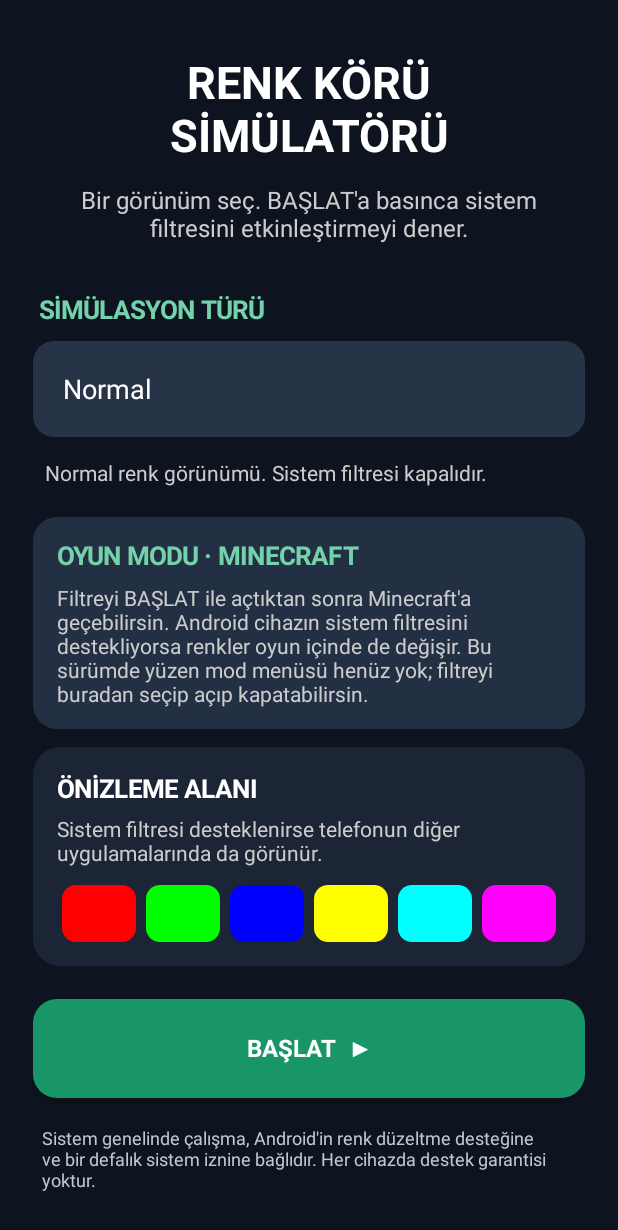
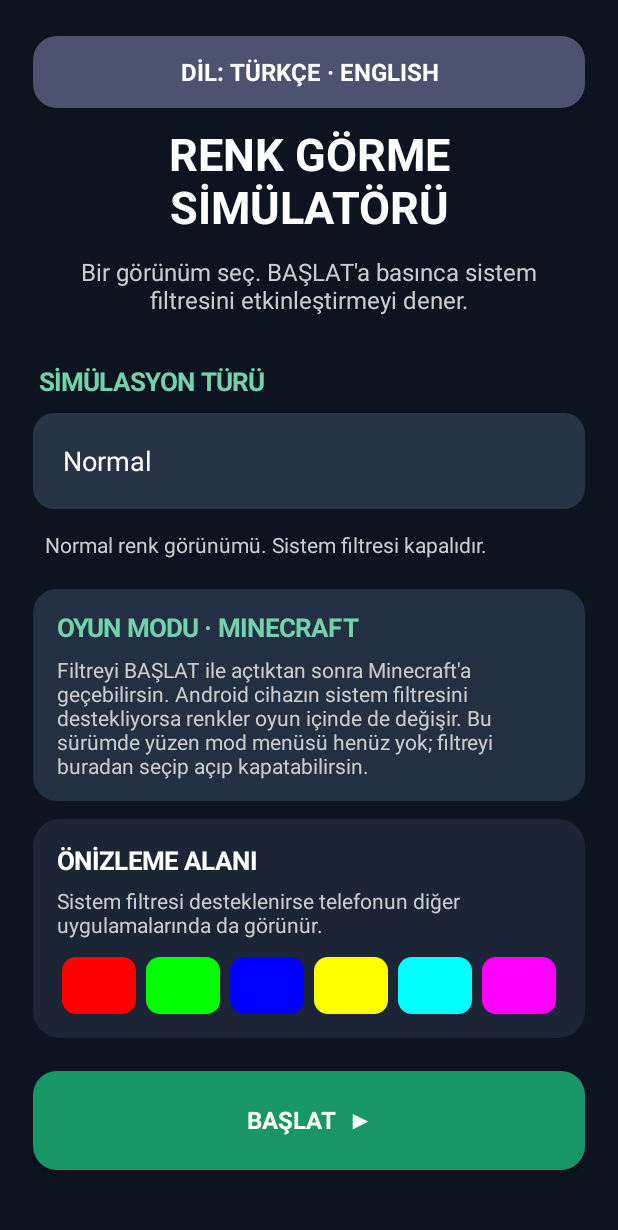
Before and after one commit to ayazyt4146/ColorVisionSimulator, an Android app: the screen it shows after launch (MainActivity), on a phone screen of 412 x 824 dp. Shown: the top 1230 px of the screen. Run offline under Robolectric (Android 15) with nearby library versions, the phone set to English and light mode, and no system bars.

Commit message:
Add Turkish and English language switch

```diff
--- a/app/src/main/java/com/ayazyt4146/colorvisionsimulator/MainActivity.java
+++ b/app/src/main/java/com/ayazyt4146/colorvisionsimulator/MainActivity.java
@@ -33,9 +33,13 @@ public class MainActivity extends Activity {
     };
     private int selected = 0;
     private Spinner modeSpinner;
+    private boolean english = false;
+    private final String[] modesEn = {"Normal","Protanopia (red deficiency)","Protanomaly (reduced red sensitivity)","Deuteranopia (green deficiency)","Deuteranomaly (reduced green sensitivity)","Tritanopia (blue deficiency)","Tritanomaly (reduced blue sensitivity)","Achromatopsia (complete color blindness)","Achromatomaly (limited color vision)"};
+    private final String[] descriptionsEn = {"Normal color appearance. System filter is off.","Protanopia: red-sensitive cone cells are absent; red-green distinction may be difficult.","Protanomaly: reduced sensitivity to red.","Deuteranopia: green-sensitive cone cells are absent; red-green distinction may be difficult.","Deuteranomaly: reduced sensitivity to green.","Tritanopia: blue-sensitive cone cells are absent; blue-yellow distinction may be affected.","Tritanomaly: reduced sensitivity to blue.","Achromatopsia: color perception is absent or extremely limited; grayscale is an approximation.","Achromatomaly: color perception is significantly reduced; this is an approximate preview."};
 
     @Override public void onCreate(Bundle state) {
         super.onCreate(state);
+        english = getSharedPreferences("app_settings", MODE_PRIVATE).getBoolean("english", false);
         showMenu();
     }
 
@@ -83,22 +87,25 @@ public class MainActivity extends Activity {
         LinearLayout content = new LinearLayout(this);
         content.setOrientation(LinearLayout.VERTICAL);
 
-        TextView title = text("RENK KÖRÜ\nSİMÜLATÖRÜ", 30, Color.WHITE, true);
+        Button language = button(english ? "LANGUAGE: ENGLISH · TÜRKÇE" : "DİL: TÜRKÇE · ENGLISH", Color.rgb(75,83,112));
+        content.addView(language, new LinearLayout.LayoutParams(-1, dp(48)));
+        language.setOnClickListener(v -> { english = !english; getSharedPreferences("app_settings", MODE_PRIVATE).edit().putBoolean("english", english).apply(); showMenu(); });
+        TextView title = text(english ? "COLOR VISION\nSIMULATOR" : "RENK GÖRME\nSİMÜLATÖRÜ", 30, Color.WHITE, true);
         title.setGravity(Gravity.CENTER);
         title.setPadding(0, dp(10), 0, dp(12));
         content.addView(title, new LinearLayout.LayoutParams(-1, -2));
 
-        TextView subtitle = text("Bir görünüm seç. BAŞLAT'a basınca sistem filtresini etkinleştirmeyi dener.", 16, Color.LTGRAY, false);
+        TextView subtitle = text(english ? "Choose a mode. START will try to enable the system-wide filter." : "Bir görünüm seç. BAŞLAT'a basınca sistem filtresini etkinleştirmeyi dener.", 16, Color.LTGRAY, false);
         subtitle.setGravity(Gravity.CENTER);
         subtitle.setPadding(dp(8), 0, dp(8), dp(24));
         content.addView(subtitle);
 
-        TextView section = text("SİMÜLASYON TÜRÜ", 17, Color.rgb(116, 210, 170), true);
+        TextView section = text(english ? "SIMULATION MODE" : "SİMÜLASYON TÜRÜ", 17, Color.rgb(116, 210, 170), true);
         section.setPadding(dp(4), dp(8), 0, dp(10));
         content.addView(section);
 
         modeSpinner = new Spinner(this);
-        ArrayAdapter<String> adapter = new ArrayAdapter<String>(this, android.R.layout.simple_spinner_item, modes) {
+        ArrayAdapter<String> adapter = new ArrayAdapter<String>(this, android.R.layout.simple_spinner_item, english ? modesEn : modes) {
             @Override public View getView(int position, View convertView, android.view.ViewGroup parent) {
                 TextView v = (TextView) super.getView(position, convertView, parent);
                 v.setTextColor(Color.WHITE);
@@ -120,12 +127,12 @@ public class MainActivity extends Activity {
         modeSpinner.setPadding(dp(8), dp(6), dp(8), dp(6));
         content.addView(modeSpinner, new LinearLayout.LayoutParams(-1, dp(64)));
 
-        TextView info = text(modeDescriptions[0], 14, Color.LTGRAY, false);
+        TextView info = text((english ? descriptionsEn : modeDescriptions)[0], 14, Color.LTGRAY, false);
         info.setPadding(dp(8), dp(14), dp(8), dp(20));
         content.addView(info);
         modeSpinner.setOnItemSelectedListener(new android.widget.AdapterView.OnItemSelectedListener() {
             @Override public void onItemSelected(android.widget.AdapterView<?> parent, View view, int position, long id) {
-                info.setText(modeDescriptions[position]);
+                info.setText((english ? descriptionsEn : modeDescriptions)[position]);
             }
             @Override public void onNothingSelected(android.widget.AdapterView<?> parent) {}
         });
@@ -134,8 +141,8 @@ public class MainActivity extends Activity {
         gameCard.setOrientation(LinearLayout.VERTICAL);
         gameCard.setPadding(dp(16), dp(14), dp(16), dp(14));
         gameCard.setBackground(shape(Color.rgb(35, 48, 68), 16));
-        gameCard.addView(text("OYUN MODU · MINECRAFT", 17, Color.rgb(116, 210, 170), true));
-        TextView gameInfo = text("Filtreyi BAŞLAT ile açtıktan sonra Minecraft'a geçebilirsin. Android cihazın sistem filtresini destekliyorsa renkler oyun içinde de değişir. Bu sürümde yüzen mod menüsü henüz yok; filtreyi buradan seçip açıp kapatabilirsin.", 14, Color.LTGRAY, false);
+        gameCard.addView(text(english ? "GAME MODE · MINECRAFT" : "OYUN MODU · MINECRAFT", 17, Color.rgb(116, 210, 170), true));
+        TextView gameInfo = text(english ? "Enable the filter, then open Minecraft. If Android supports the system daltonizer, the effect can remain active in-game. A floating in-game menu is not included in this build." : "Filtreyi BAŞLAT ile açtıktan sonra Minecraft'a geçebilirsin. Android cihazın sistem filtresini destekliyorsa renkler oyun içinde de değişir. Bu sürümde yüzen mod menüsü henüz yok; filtreyi buradan seçip açıp kapatabilirsin.", 14, Color.LTGRAY, false);
         gameInfo.setPadding(0, dp(7), 0, 0);
         gameCard.addView(gameInfo);
         LinearLayout.LayoutParams gameParams = new LinearLayout.LayoutParams(-1, -2);
@@ -146,9 +153,9 @@ public class MainActivity extends Activity {
         sample.setOrientation(LinearLayout.VERTICAL);
         sample.setPadding(dp(16), dp(16), dp(16), dp(16));
         sample.setBackground(shape(Color.rgb(27, 37, 54), 18));
-        TextView sampleTitle = text("ÖNİZLEME ALANI", 17, Color.WHITE, true);
+        TextView sampleTitle = text(english ? "COLOR PREVIEW" : "ÖNİZLEME ALANI", 17, Color.WHITE, true);
         sample.addView(sampleTitle);
-        TextView sampleDesc = text("Sistem filtresi desteklenirse telefonun diğer uygulamalarında da görünür.", 14, Color.LTGRAY, false);
+        TextView sampleDesc = text(english ? "If supported, the system filter also affects other apps." : "Sistem filtresi desteklenirse telefonun diğer uygulamalarında da görünür.", 14, Color.LTGRAY, false);
         sampleDesc.setPadding(0, dp(6), 0, dp(12));
         sample.addView(sampleDesc);
         LinearLayout swatches = new LinearLayout(this);
@@ -163,7 +170,7 @@ public class MainActivity extends Activity {
         sample.addView(swatches);
         content.addView(sample);
 
-        Button start = button("BAŞLAT  ▶", Color.rgb(25, 150, 103));
+        Button start = button(english ? "START  ▶" : "BAŞLAT  ▶", Color.rgb(25, 150, 103));
         LinearLayout.LayoutParams bp = new LinearLayout.LayoutParams(-1, dp(66));
         bp.setMargins(0, dp(22), 0, dp(10));
         content.addView(start, bp);
@@ -173,7 +180,7 @@ public class MainActivity extends Activity {
         });
 
         if (getSharedPreferences(PREFS, MODE_PRIVATE).getBoolean("active", false)) {
-            Button restore = button("SİSTEM FİLTRESİNİ KAPAT", Color.rgb(180, 65, 72));
+            Button restore = button(english ? "TURN OFF SYSTEM FILTER" : "SİSTEM FİLTRESİNİ KAPAT", Color.rgb(180, 65, 72));
             LinearLayout.LayoutParams restoreParams = new LinearLayout.LayoutParams(-1, dp(60));
             restoreParams.setMargins(0, dp(8), 0, dp(8));
             content.addView(restore, restoreParams);
@@ -183,7 +190,7 @@ public class MainActivity extends Activity {
             });
         }
 
-        TextView limitation = text("Sistem genelinde çalışma, Android'in renk düzeltme desteğine ve bir defalık sistem iznine bağlıdır. Her cihazda destek garantisi yoktur.", 12, Color.rgb(190, 199, 211), false);
+        TextView limitation = text(english ? "System-wide operation depends on Android color-correction support and a one-time permission. Device support is not guaranteed." : "Sistem genelinde çalışma, Android'in renk düzeltme desteğine ve bir defalık sistem iznine bağlıdır. Her cihazda destek garantisi yoktur.", 12, Color.rgb(190, 199, 211), false);
         limitation.setPadding(dp(6), dp(8), dp(6), dp(12));
         content.addView(limitation);
 
@@ -294,15 +301,15 @@ public class MainActivity extends Activity {
         page.setPadding(dp(18), dp(20), dp(18), dp(18));
         page.setBackgroundColor(Color.rgb(10, 15, 25));
 
-        TextView heading = text("SİMÜLASYON AKTİF", 24, Color.WHITE, true);
+        TextView heading = text(english ? "SIMULATION ACTIVE" : "SİMÜLASYON AKTİF", 24, Color.WHITE, true);
         heading.setGravity(Gravity.CENTER);
         page.addView(heading);
 
-        TextView selectedMode = text("Seçilen görünüm: " + modes[selected], 16, Color.rgb(116, 210, 170), true);
+        TextView selectedMode = text((english ? "Selected mode: " : "Seçilen görünüm: ") + (english ? modesEn[selected] : modes[selected]), 16, Color.rgb(116, 210, 170), true);
         selectedMode.setGravity(Gravity.CENTER);
         selectedMode.setPadding(0, dp(8), 0, dp(8));
         page.addView(selectedMode);
-        TextView selectedDescription = text(modeDescriptions[selected], 14, Color.LTGRAY, false);
+        TextView selectedDescription = text((english ? descriptionsEn : modeDescriptions)[selected], 14, Color.LTGRAY, false);
         selectedDescription.setGravity(Gravity.CENTER);
         selectedDescription.setPadding(dp(8), 0, dp(8), dp(14));
         page.addView(selectedDescription);
@@ -315,7 +322,7 @@ public class MainActivity extends Activity {
         explanation.setPadding(dp(8), dp(12), dp(8), dp(12));
         page.addView(explanation);
 
-        Button cancel = button("İPTAL  ·  MENÜYE DÖN", Color.rgb(180, 65, 72));
+        Button cancel = button(english ? "CANCEL · BACK TO MENU" : "İPTAL  ·  MENÜYE DÖN", Color.rgb(180, 65, 72));
         page.addView(cancel, new LinearLayout.LayoutParams(-1, dp(64)));
         cancel.setOnClickListener(v -> {
             restoreGlobalSettings();
```
